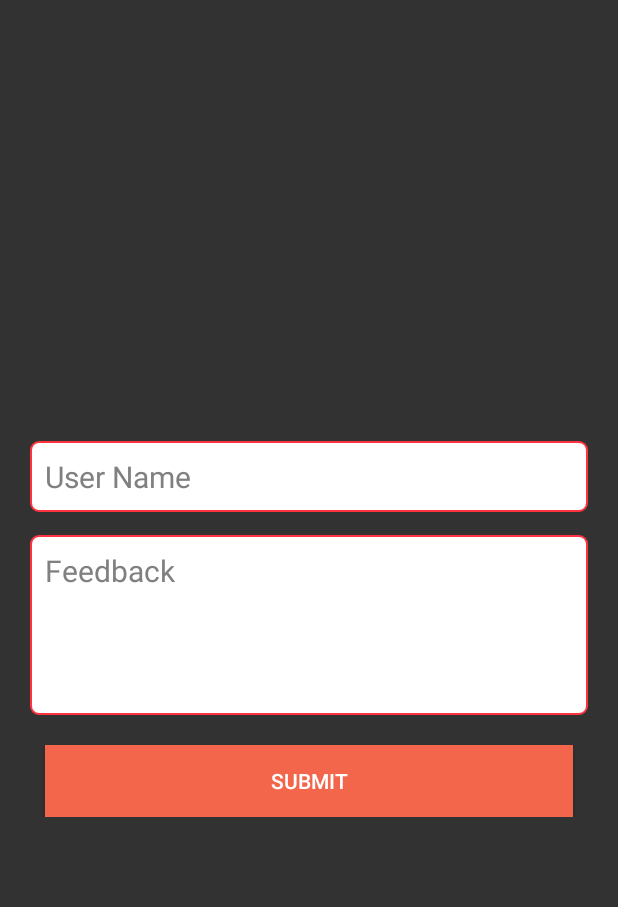
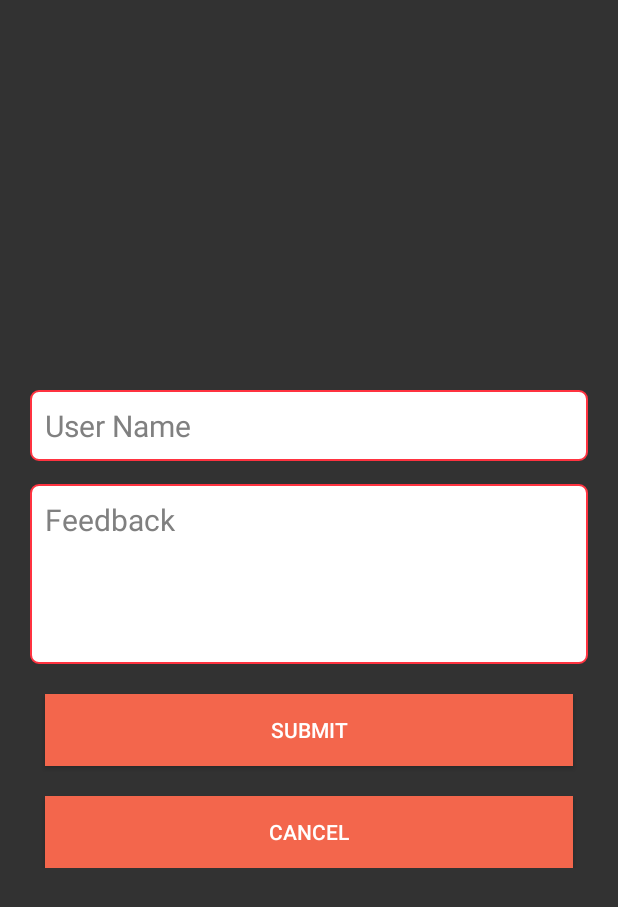
Before and after one commit to ivesingh93/VismaadNaad-Android, an Android app: the layout feed_back.xml on its own in the app's theme, with its tools: preview values and no code run, on a phone screen of 412 x 824 dp. Shown: the top 907 px of the screen. Run offline under Robolectric (Android 15) with nearby library versions, the phone set to English and light mode, and no system bars; Roboto replaces fonts that are not available here.

```diff
--- a/app/src/main/java/com/vismaad/naad/rest/service/UserService.java
+++ b/app/src/main/java/com/vismaad/naad/rest/service/UserService.java
@@ -29,4 +29,7 @@ public interface UserService {
     @POST("userRoutes/authenticate")
     Call<JsonElement> login(@Body UserCredentials userCredentials);
 
+    @POST("userrRoutes/feedback")
+    Call<UserCredentials> feedback(@Path("feedback") String feedback, @Path("username") String username);
+
 }
--- a/app/src/main/res/layout/feed_back.xml
+++ b/app/src/main/res/layout/feed_back.xml
@@ -64,5 +64,20 @@
             android:text="Submit"
             android:textColor="@color/white" />
 
+        <Button
+            android:id="@+id/btnCancel"
+            android:layout_width="match_parent"
+            android:layout_height="wrap_content"
+            android:layout_gravity="center"
+            android:layout_marginLeft="30dp"
+            android:layout_marginRight="30dp"
+            android:layout_marginTop="20dp"
+            android:layout_weight=".5"
+            android:width="150dp"
+            android:background="@color/appThemeColor"
+            android:text="Cancel"
+            android:textColor="@color/white" />
+
+
     </LinearLayout>
 </LinearLayout>
```
Also changed, not shown: app/src/main/java/com/vismaad/naad/navigation/NavigationActivity.java (+29 -0 lines).
